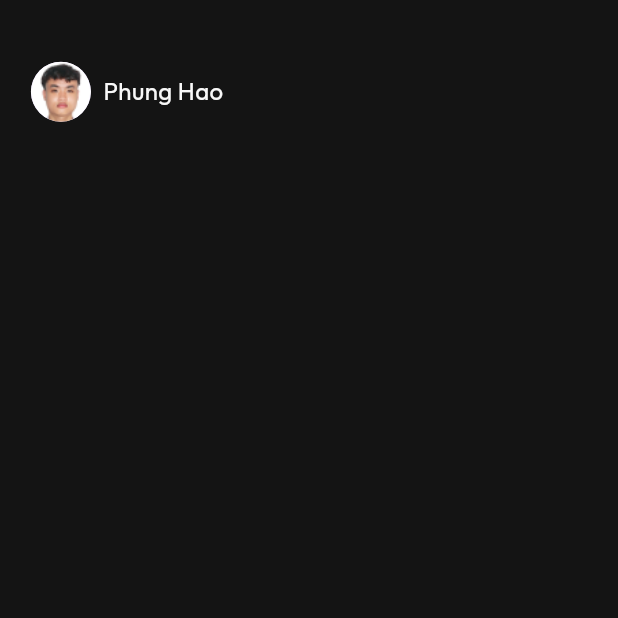
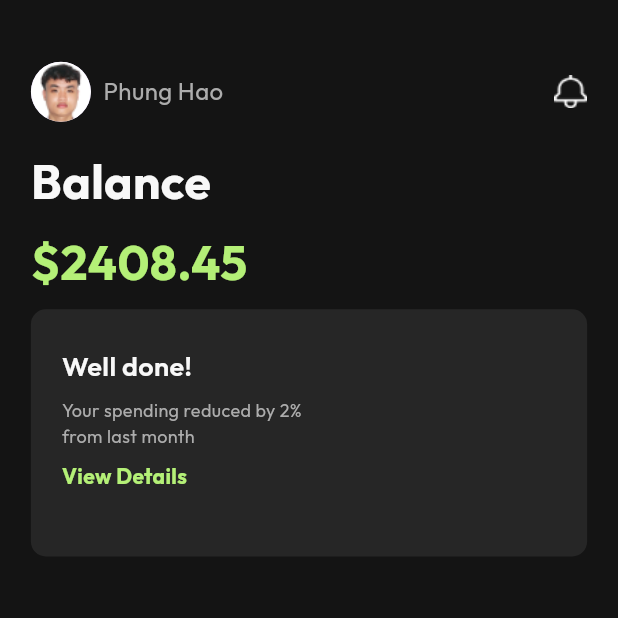
Before and after one commit to phunghao2903/fintrack, a Flutter app: the screen it shows after launch, on a phone screen of 412 x 824 dp, the top half of it. Run offline on Flutter 3.47's test engine with Material 3 defaults, Android fonts, the phone set to English and light mode, and no system bars; our stand-ins replace fl_chart, google_fonts; missing offline and left inert: bitsdojo_window.

Commit message:
update: enviroment in pubspec.yaml

```diff
--- a/lib/core/theme/app_text_styles.dart
+++ b/lib/core/theme/app_text_styles.dart
@@ -21,7 +21,7 @@ class AppTextStyles {
   );
   static final body2 = GoogleFonts.outfit(
     fontSize: 14,
-    fontWeight: FontWeight.normal
+    fontWeight: FontWeight.bold
   );
   static final caption = GoogleFonts.outfit(
     fontSize: 12,
--- a/lib/features/home/pages/home_page.dart
+++ b/lib/features/home/pages/home_page.dart
@@ -1,6 +1,7 @@
 import 'package:fintrack/core/theme/app_colors.dart';
 import 'package:fintrack/core/theme/app_text_styles.dart';
 import 'package:fintrack/core/utils/size_utils.dart';
+import 'package:fl_chart/fl_chart.dart';
 import 'package:flutter/material.dart';
 
 class HomePage extends StatefulWidget {
@@ -28,18 +29,122 @@ class _HomePageState extends State<HomePage> {
           child: Column(
             children: [
               Row(
+                mainAxisAlignment: MainAxisAlignment.spaceBetween,
                 children: [
-                  CircleAvatar(
-                    backgroundImage: AssetImage("assets/images/avartar.png"),
-                    radius: 20,
-
+                  Row(
+                    children: [
+                      CircleAvatar(
+                        backgroundImage: AssetImage(
+                          "assets/images/avartar.png",
+                        ),
+                        radius: 20,
+                      ),
+                      SizedBox(width: w * 0.02),
+                      Text(
+                        "Phung Hao",
+                        style: AppTextStyles.body1.copyWith(
+                          color: AppColors.grey,
+                        ),
+                      ),
+                    ],
                   ),
-                  SizedBox( width: w*0.02,),
-                  Text("Phung Hao",
-                  style: AppTextStyles.body1.copyWith(color: AppColors.white),)
-
+                  Row(
+                    children: [
+                      Image.asset("assets/icons/notification.png",)
+                    ],
+                  )
                 ],
               ),
+              SizedBox(height: h*0.02,),
+              Row(
+                children: [
+                  Text(
+                    "Balance",
+                    style: AppTextStyles.heading1.copyWith(
+                      color: AppColors.white
+
+                    ),
+                  )
+                ],
+              ),
+              SizedBox(height: h*0.01,),
+              Row(
+                children: [
+                  Text(
+                    "\$2408.45",
+                    style: AppTextStyles.heading1.copyWith(
+                      color: AppColors.main
+
+                    ),
+                  )
+                ],
+              ),
+              SizedBox(height: h*0.01,),
+              Container(
+                height: h*0.2,
+                width: w*0.9,
+                decoration: BoxDecoration(
+                  color: AppColors.widget,
+                  borderRadius: BorderRadius.circular(10)
+
+                ),
+                child: Padding(
+                  padding:  EdgeInsets.symmetric(horizontal: w*0.05,vertical:h*0.03 ),
+                  child: Row(
+                    children: [
+                      Expanded(
+                        flex: 1,
+                        child: Column(
+                          crossAxisAlignment: CrossAxisAlignment.start,
+                          children: [
+                            Text(
+                              "Well done!",
+                              style: AppTextStyles.heading2.copyWith(color: AppColors.white),
+
+                            ),
+                            SizedBox(height: h*0.01,),
+                            Text(
+                              "Your spending reduced by 2% from last month ",
+                              style: AppTextStyles.caption.copyWith(color: AppColors.grey),
+
+                            ),
+                            SizedBox(height: h*0.01,),
+                            Text(
+                              "View Details",
+                              style: AppTextStyles.body2.copyWith(color: AppColors.main),
+
+                            ),
+                          ],
+
+                        ),
+                      ),
+                      Expanded(
+                        flex: 1,
+                        child: Column(
+                          children: [
+                            // PieChart(
+                            //   PieChartData(
+                            //     sections: [
+                            //       PieChartSectionData(
+                            //         value: 20,
+                            //         color: AppColors.main
+                            //       )
+                            //     ]
+                            //   )
+
+                            // ),
+                          ],
+
+                        ),
+                      )
+                    ],
+                  ),
+                ),
+
+              )
+
+
+
             ],
           ),
         ),
--- a/pubspec.yaml
+++ b/pubspec.yaml
@@ -36,10 +36,14 @@ dependencies:
   cupertino_icons: ^1.0.8
   bitsdojo_window: ^0.1.5
   google_fonts: ^6.3.2
+  fl_chart: ^1.1.0
+  path_provider: ^2.1.1
 
 dev_dependencies:
   flutter_test:
     sdk: flutter
+
+
 
   # The "flutter_lints" package below contains a set of recommended lints to
   # encourage good coding practices. The lint set provided by the package is
```
Also changed, not shown: assets/icons/notification.png (added), pubspec.lock, 2 other files.
